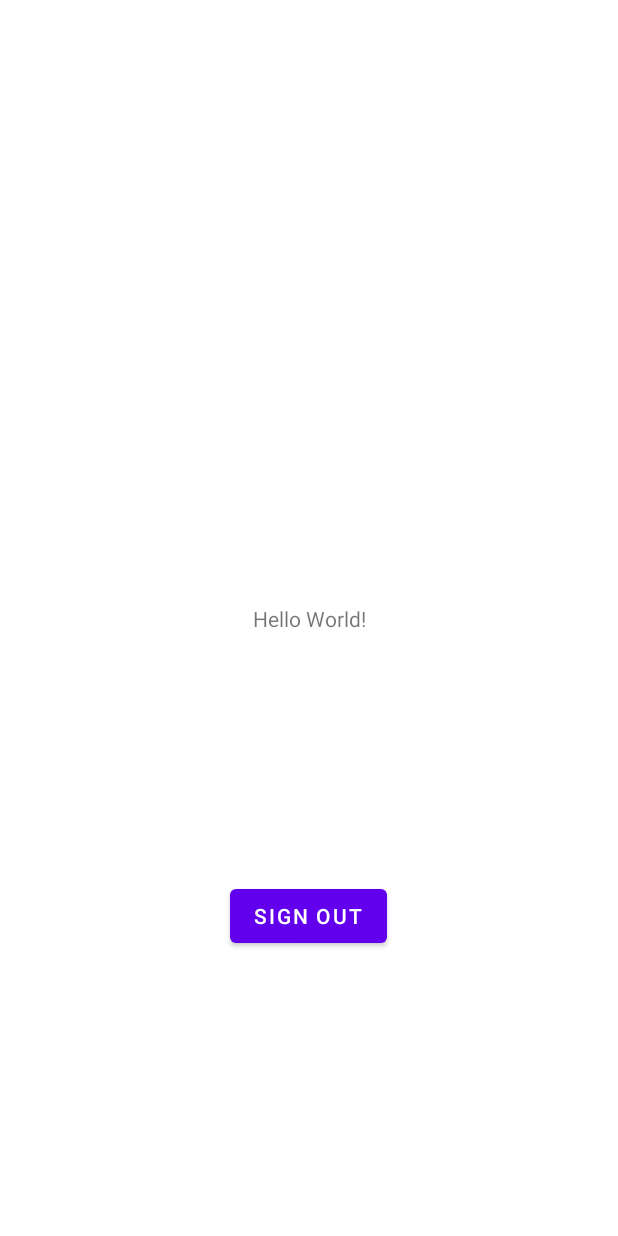
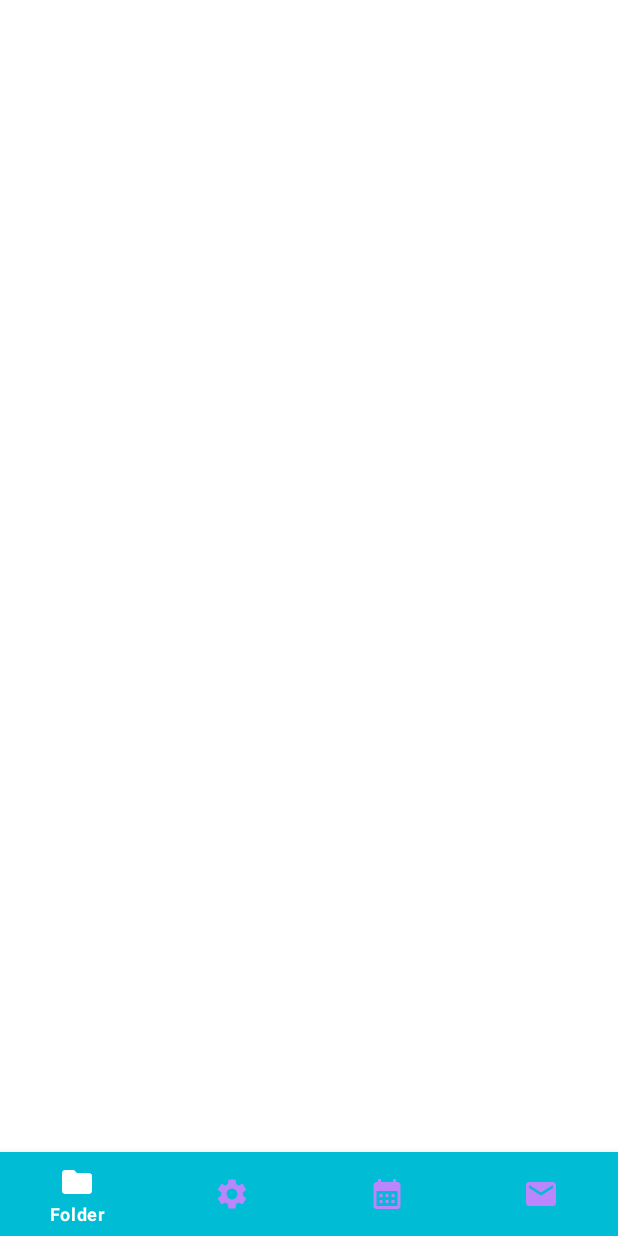
Before and after one commit to DarkZodiAk/Student-diary, an Android app: the layout activity_main.xml on its own in the app's theme, with its tools: preview values and no code run, on a phone screen of 412 x 824 dp. Run offline under Robolectric (Android 15) with nearby library versions, the phone set to English and light mode, and no system bars.

```diff
--- /dev/null
+++ b/app/src/main/java/com/example/myapplication/Task.kt
@@ -0,0 +1,3 @@
+package com.example.myapplication
+/* чертёж объекта Task */
+data class Task(val title: String, val description: String): java.io.Serializable
--- /dev/null
+++ b/app/src/main/res/drawable/bottom_nav_selector.xml
@@ -0,0 +1,5 @@
+<?xml version="1.0" encoding="utf-8"?>
+<selector xmlns:android="http://schemas.android.com/apk/res/android">
+    <item android:state_checked="true" android:color = "@color/white"></item>
+    <item android:state_checked="false" android:color = "@color/purple_200"></item>
+</selector>
--- /dev/null
+++ b/app/src/main/res/drawable/ic_calendar.xml
@@ -0,0 +1,5 @@
+<vector android:height="24dp" android:tint="#FFFFFF"
+    android:viewportHeight="24" android:viewportWidth="24"
+    android:width="24dp" xmlns:android="http://schemas.android.com/apk/res/android">
+    <path android:fillColor="@android:color/white" android:pathData="M19,4h-1V2h-2v2H8V2H6v2H5C3.89,4 3.01,4.9 3.01,6L3,20c0,1.1 0.89,2 2,2h14c1.1,0 2,-0.9 2,-2V6C21,4.9 20.1,4 19,4zM19,20H5V10h14V20zM9,14H7v-2h2V14zM13,14h-2v-2h2V14zM17,14h-2v-2h2V14zM9,18H7v-2h2V18zM13,18h-2v-2h2V18zM17,18h-2v-2h2V18z"/>
+</vector>
--- /dev/null
+++ b/app/src/main/res/drawable/ic_folder.xml
@@ -0,0 +1,5 @@
+<vector android:height="24dp" android:tint="#FFFFFF"
+    android:viewportHeight="24" android:viewportWidth="24"
+    android:width="24dp" xmlns:android="http://schemas.android.com/apk/res/android">
+    <path android:fillColor="@android:color/white" android:pathData="M10,4H4c-1.1,0 -1.99,0.9 -1.99,2L2,18c0,1.1 0.9,2 2,2h16c1.1,0 2,-0.9 2,-2V8c0,-1.1 -0.9,-2 -2,-2h-8l-2,-2z"/>
+</vector>
--- /dev/null
+++ b/app/src/main/res/drawable/ic_messages.xml
@@ -0,0 +1,5 @@
+<vector android:height="24dp" android:tint="#FFFFFF"
+    android:viewportHeight="24" android:viewportWidth="24"
+    android:width="24dp" xmlns:android="http://schemas.android.com/apk/res/android">
+    <path android:fillColor="@android:color/white" android:pathData="M20,4L4,4c-1.1,0 -1.99,0.9 -1.99,2L2,18c0,1.1 0.9,2 2,2h16c1.1,0 2,-0.9 2,-2L22,6c0,-1.1 -0.9,-2 -2,-2zM20,8l-8,5 -8,-5L4,6l8,5 8,-5v2z"/>
+</vector>
--- /dev/null
+++ b/app/src/main/res/drawable/ic_settings.xml
@@ -0,0 +1,5 @@
+<vector android:height="24dp" android:tint="#FFFFFF"
+    android:viewportHeight="24" android:viewportWidth="24"
+    android:width="24dp" xmlns:android="http://schemas.android.com/apk/res/android">
+    <path android:fillColor="@android:color/white" android:pathData="M19.14,12.94c0.04,-0.3 0.06,-0.61 0.06,-0.94c0,-0.32 -0.02,-0.64 -0.07,-0.94l2.03,-1.58c0.18,-0.14 0.23,-0.41 0.12,-0.61l-1.92,-3.32c-0.12,-0.22 -0.37,-0.29 -0.59,-0.22l-2.39,0.96c-0.5,-0.38 -1.03,-0.7 -1.62,-0.94L14.4,2.81c-0.04,-0.24 -0.24,-0.41 -0.48,-0.41h-3.84c-0.24,0 -0.43,0.17 -0.47,0.41L9.25,5.35C8.66,5.59 8.12,5.92 7.63,6.29L5.24,5.33c-0.22,-0.08 -0.47,0 -0.59,0.22L2.74,8.87C2.62,9.08 2.66,9.34 2.86,9.48l2.03,1.58C4.84,11.36 4.8,11.69 4.8,12s0.02,0.64 0.07,0.94l-2.03,1.58c-0.18,0.14 -0.23,0.41 -0.12,0.61l1.92,3.32c0.12,0.22 0.37,0.29 0.59,0.22l2.39,-0.96c0.5,0.38 1.03,0.7 1.62,0.94l0.36,2.54c0.05,0.24 0.24,0.41 0.48,0.41h3.84c0.24,0 0.44,-0.17 0.47,-0.41l0.36,-2.54c0.59,-0.24 1.13,-0.56 1.62,-0.94l2.39,0.96c0.22,0.08 0.47,0 0.59,-0.22l1.92,-3.32c0.12,-0.22 0.07,-0.47 -0.12,-0.61L19.14,12.94zM12,15.6c-1.98,0 -3.6,-1.62 -3.6,-3.6s1.62,-3.6 3.6,-3.6s3.6,1.62 3.6,3.6S13.98,15.6 12,15.6z"/>
+</vector>
--- a/app/src/main/res/layout/activity_main.xml
+++ b/app/src/main/res/layout/activity_main.xml
@@ -1,38 +1,33 @@
 <?xml version="1.0" encoding="utf-8"?>
-<layout xmlns:android="http://schemas.android.com/apk/res/android"
+<androidx.constraintlayout.widget.ConstraintLayout xmlns:android="http://schemas.android.com/apk/res/android"
     xmlns:app="http://schemas.android.com/apk/res-auto"
-    xmlns:tools="http://schemas.android.com/tools">
-
-    <data>
-
-    </data>
-
-    <androidx.constraintlayout.widget.ConstraintLayout
+    xmlns:tools="http://schemas.android.com/tools"
     android:layout_width="match_parent"
     android:layout_height="match_parent"
     tools:context=".MainActivity">
 
-        <TextView
-            android:id="@+id/textView"
-            android:layout_width="wrap_content"
+    <FrameLayout
+        android:id="@+id/place_holder"
+        android:layout_width="0dp"
+        android:layout_height="0dp"
+        app:layout_constraintBottom_toTopOf="@+id/bottomButtons"
+        app:layout_constraintEnd_toEndOf="parent"
+        app:layout_constraintStart_toStartOf="parent"
+        app:layout_constraintTop_toTopOf="parent">
+
+    </FrameLayout>
+
+    <com.google.android.material.bottomnavigation.BottomNavigationView
+        android:id="@+id/bottomButtons"
+        android:layout_width="0dp"
         android:layout_height="wrap_content"
-            android:text="Hello World!"
+        app:backgroundTint="#00BCD4"
+        app:itemIconTint="@drawable/bottom_nav_selector"
+        app:itemTextColor="@color/white"
         app:layout_constraintBottom_toBottomOf="parent"
         app:layout_constraintEnd_toEndOf="parent"
         app:layout_constraintStart_toStartOf="parent"
-            app:layout_constraintTop_toTopOf="parent" />
+        app:menu="@menu/bottom_buttons" >
 
-        <Button
-            android:id="@+id/bSignOut"
-            android:layout_width="wrap_content"
-            android:layout_height="wrap_content"
-            android:text="Sign out"
-            app:layout_constraintBottom_toBottomOf="parent"
-            app:layout_constraintEnd_toEndOf="parent"
-            app:layout_constraintHorizontal_bias="0.498"
-            app:layout_constraintStart_toStartOf="parent"
-            app:layout_constraintTop_toTopOf="parent"
-            app:layout_constraintVertical_bias="0.756" />
-
+    </com.google.android.material.bottomnavigation.BottomNavigationView>
 </androidx.constraintlayout.widget.ConstraintLayout>
-</layout>
--- /dev/null
+++ b/app/src/main/res/menu/bottom_buttons.xml
@@ -0,0 +1,28 @@
+<?xml version="1.0" encoding="utf-8"?>
+<menu xmlns:android="http://schemas.android.com/apk/res/android">
+    <item
+        android:id="@+id/folder"
+        android:icon="@drawable/ic_folder"
+        android:title="Folder"
+        android:orderInCategory="1"
+        />
+    <item
+        android:id="@+id/settings"
+        android:icon="@drawable/ic_settings"
+        android:title="Settings"
+        android:orderInCategory="2"
+        />
+    <item
+        android:id="@+id/calendar"
+        android:icon="@drawable/ic_calendar"
+        android:title="Calendar"
+        android:orderInCategory="3"
+        />
+    <item
+        android:id="@+id/messages"
+        android:icon="@drawable/ic_messages"
+        android:title="Messages"
+        android:orderInCategory="4"
+        />
+
+</menu>
--- a/app/src/main/res/values/themes.xml
+++ b/app/src/main/res/values/themes.xml
@@ -1,6 +1,6 @@
 <resources xmlns:tools="http://schemas.android.com/tools">
     <!-- Base application theme. -->
-    <style name="Theme.ДневникСтудента" parent="Theme.MaterialComponents.DayNight.DarkActionBar">
+    <style name="Theme.MyApplication" parent="Theme.MaterialComponents.DayNight.DarkActionBar">
         <!-- Primary brand color. -->
         <item name="colorPrimary">@color/purple_500</item>
         <item name="colorPrimaryVariant">@color/purple_700</item>
@@ -12,14 +12,6 @@
         <!-- Status bar color. -->
         <item name="android:statusBarColor" tools:targetApi="21">?attr/colorPrimaryVariant</item>
         <!-- Customize your theme here. -->
+        <item name="android:windowFullscreen">true</item>
     </style>
-
-    <style name="Theme.ДневникСтудента.NoActionBar">
-        <item name="windowActionBar">false</item>
-        <item name="windowNoTitle">true</item>
-    </style>
-
-    <style name="Theme.ДневникСтудента.AppBarOverlay" parent="ThemeOverlay.AppCompat.Dark.ActionBar" />
-
-    <style name="Theme.ДневникСтудента.PopupOverlay" parent="ThemeOverlay.AppCompat.Light" />
 </resources>
```
Also changed, not shown: app/src/main/AndroidManifest.xml (+19 -8 lines), app/src/main/java/com/example/myapplication/ContentActivity.kt (added, +33 -0 lines), app/src/main/java/com/example/myapplication/EditActivity.kt (added, +29 -0 lines), app/src/main/java/com/example/myapplication/FragmentAddTask.kt (added, +93 -0 lines), app/src/main/java/com/example/myapplication/MainActivity.kt (added, +43 -0 lines), app/src/main/java/com/example/myapplication/TaskAdapter.kt (added, +56 -0 lines), app/src/main/res/layout/activity_content.xml (added, +52 -0 lines), app/src/main/res/layout/activity_edit.xml (added, +52 -0 lines), app/src/main/res/layout/fragment_add_task.xml (added, +36 -0 lines), app/src/main/res/layout/task_item.xml (added, +49 -0 lines), app/src/main/res/values/strings.xml (+3 -13 lines). Lines whose indentation alone changed are shown as unchanged.
